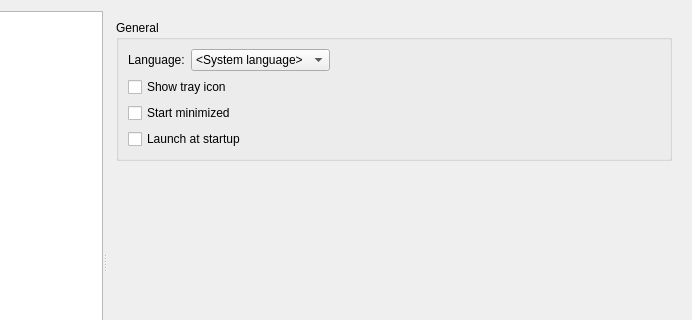
Above: src/settingsdialog.ui from Shatur/orson before the change; both pictures show x 108 to 800 and y 0 to 320 of the 800 by 552 pixel window. Below: the same form after it.
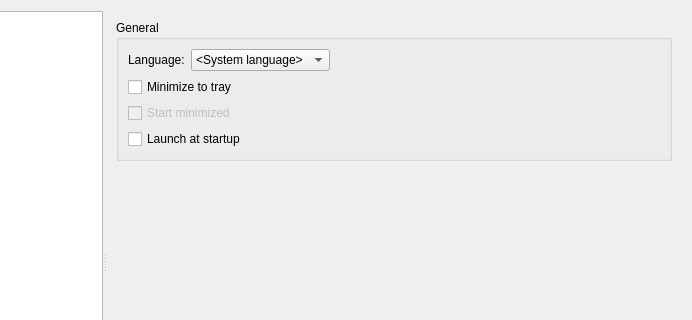
That is the form after the change. Icons and pictures are not drawn.

Commit message: Rework tray icon behavior

```diff
--- a/src/settingsdialog.ui
+++ b/src/settingsdialog.ui
@@ -156,14 +156,14 @@
            <item>
             <widget class="QCheckBox" name="trayCheckBox">
              <property name="text">
-              <string>Show tray icon</string>
+              <string>Minimize to tray</string>
              </property>
             </widget>
            </item>
            <item>
             <widget class="QCheckBox" name="startMinimizedCheckBox">
              <property name="enabled">
-              <bool>true</bool>
+              <bool>false</bool>
              </property>
              <property name="text">
               <string>Start minimized</string>
```
Left out of the diff: 6 changed lines with no effect on the pictures. The commit also changes 6 other files.
